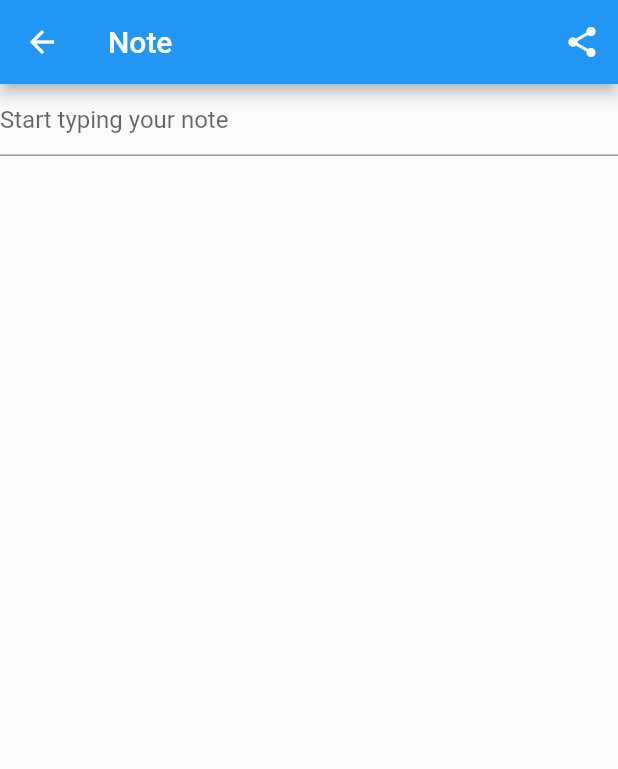
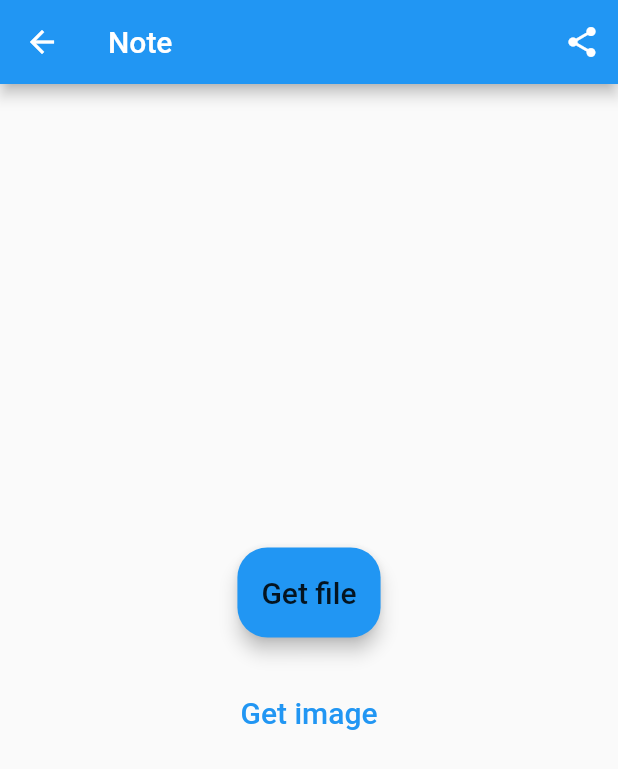
Before and after one commit to nitin-787/uni-notes, a Flutter app: the CreateUpdateNoteView screen opened by its route, on a phone screen of 412 x 824 dp. Shown: the top 769 px of the screen. Run offline on Flutter 3.47's test engine with Material 2 defaults, Android fonts, the phone set to English and light mode, and no system bars; our stand-ins replace bloc, cloud_firestore, equatable, file_picker, firebase_auth, firebase_core and 5 more; accounts and stored records are empty; generated files the repository leaves out were written again.

Commit message:
added File upload feature

```diff
--- /dev/null
+++ b/lib/views/Public/file_upload.dart
@@ -0,0 +1,134 @@
+import 'dart:io';
+
+import 'package:file_picker/file_picker.dart';
+import 'package:firebase_core/firebase_core.dart';
+import 'package:firebase_storage/firebase_storage.dart';
+import 'package:flutter/material.dart';
+import 'package:fluttertoast/fluttertoast.dart';
+import 'package:image_picker/image_picker.dart';
+
+class FileUpload extends StatefulWidget {
+  const FileUpload({super.key});
+
+  @override
+  _FileUploadState createState() => _FileUploadState();
+}
+
+class _FileUploadState extends State<FileUpload> {
+  File? file;
+  ImagePicker image = ImagePicker();
+  String url = "";
+  var name;
+  var color1 = Colors.redAccent[700];
+
+  @override
+  Widget build(BuildContext context) {
+    return Scaffold(
+      body: Center(
+        child: Column(
+          mainAxisAlignment: MainAxisAlignment.center,
+          crossAxisAlignment: CrossAxisAlignment.center,
+          children: [
+            MaterialButton(
+              shape: const RoundedRectangleBorder(
+                  borderRadius: BorderRadius.all(Radius.circular(20.0))),
+              elevation: 5.0,
+              height: 60,
+              onPressed: () {
+                getfile();
+              },
+              color: Colors.blue,
+              child: const Text(
+                "Get file",
+                style: TextStyle(
+                  fontSize: 20,
+                  fontStyle: FontStyle.normal,
+                ),
+              ),
+            ),
+            const SizedBox(
+              height: 20,
+            ),
+            MaterialButton(
+              shape: const RoundedRectangleBorder(
+                borderRadius: BorderRadius.all(
+                  Radius.circular(20.0),
+                ),
+              ),
+              elevation: 5.0,
+              height: 60,
+              onPressed: () {
+                getImage();
+              },
+              child: const Text(
+                "Get image",
+                style: TextStyle(
+                  color: Colors.blue,
+                  fontSize: 20,
+                  fontStyle: FontStyle.normal,
+                ),
+              ),
+            ),
+            const SizedBox(
+              height: 10,
+            ),
+          ],
+        ),
+      ),
+    );
+  }
+
+  getfile() async {
+    FilePickerResult? result = await FilePicker.platform.pickFiles(
+      type: FileType.custom,
+      allowedExtensions: ['pdf', 'doc'],
+    );
+
+    if (result != null) {
+      File c = File(result.files.single.path.toString());
+      setState(() {
+        file = c;
+        name = result.names.toString();
+      });
+      uploadFile();
+    }
+  }
+
+  getImage() async {
+    var img = await image.pickImage(source: ImageSource.gallery);
+    setState(() {
+      file = File(img!.path);
+    });
+    if (file != null) {
+      uploadFile();
+    }
+  }
+
+  uploadFile() async {
+    try {
+      var imagefile =
+          FirebaseStorage.instance.ref().child("Users").child("/$name");
+      UploadTask task = imagefile.putFile(file!);
+      TaskSnapshot snapshot = await task;
+      url = await snapshot.ref.getDownloadURL();
+
+      print(url);
+      if (url != null && file != null) {
+        Fluttertoast.showToast(
+          msg: "file uloaded sucessfully",
+          textColor: Colors.red,
+        );
+      } else {
+        Fluttertoast.showToast(
+          msg: "Something went wrong",
+          textColor: Colors.red,
+        );
+      }
+    } on Exception catch (e) {
+      Fluttertoast.showToast(
+        msg: e.toString(),
+        textColor: Colors.grey,
+      );
+    }
+  }
+}
--- a/lib/views/notes/create_update_note_view.dart
+++ b/lib/views/notes/create_update_note_view.dart
@@ -5,6 +5,7 @@ import 'package:mynotes/utilities/dialogs/cannot_share_empty_not_dialog.dart';
 import 'package:mynotes/utilities/generic/get_argumnets.dart';
 import 'package:mynotes/services/cloud/cloud_note.dart';
 import 'package:mynotes/services/cloud/firebase_cloud_storgae.dart';
+import 'package:mynotes/views/Public/file_upload.dart';
 import 'package:share_plus/share_plus.dart';
 
 class CreateUpdateNoteView extends StatefulWidget {
@@ -111,24 +112,25 @@ class _CreateUpdateNoteViewState extends State<CreateUpdateNoteView> {
           ),
         ],
       ),
-      body: FutureBuilder(
-        future: createOrGetExistingNote(context),
-        builder: (context, snapshot) {
-          switch (snapshot.connectionState) {
-            case ConnectionState.done:
-              _setupTextControllerListner();
-              return TextField(
-                controller: _textController,
-                keyboardType: TextInputType.multiline,
-                maxLines: null,
-                decoration: InputDecoration(
-                    hintText: context.loc.start_typing_your_note),
-              );
-            default:
-              return const CircularProgressIndicator();
-          }
-        },
-      ),
+      body: const FileUpload(),
+      // body: FutureBuilder(
+      //   future: createOrGetExistingNote(context),
+      //   builder: (context, snapshot) {
+      //     switch (snapshot.connectionState) {
+      //       case ConnectionState.done:
+      //         _setupTextControllerListner();
+      //         return TextField(
+      //           controller: _textController,
+      //           keyboardType: TextInputType.multiline,
+      //           maxLines: null,
+      //           decoration: InputDecoration(
+      //               hintText: context.loc.start_typing_your_note),
+      //         );
+      //       default:
+      //         return const CircularProgressIndicator();
+      //     }
+      //   },
+      // ),
     );
   }
 }
--- a/pubspec.yaml
+++ b/pubspec.yaml
@@ -48,6 +48,10 @@ dependencies:
   equatable: ^2.0.3
   flutter_launcher_icons: ^0.9.3
   intl: ^0.17.0
+  file_picker: ^3.0.4
+  image_picker: ^0.8.5+3
+  fluttertoast: ^8.0.9
+  firebase_storage: ^10.3.7
 
 dev_dependencies:
   flutter_test:
```
Also changed, not shown: pubspec.lock, 1 other file.
